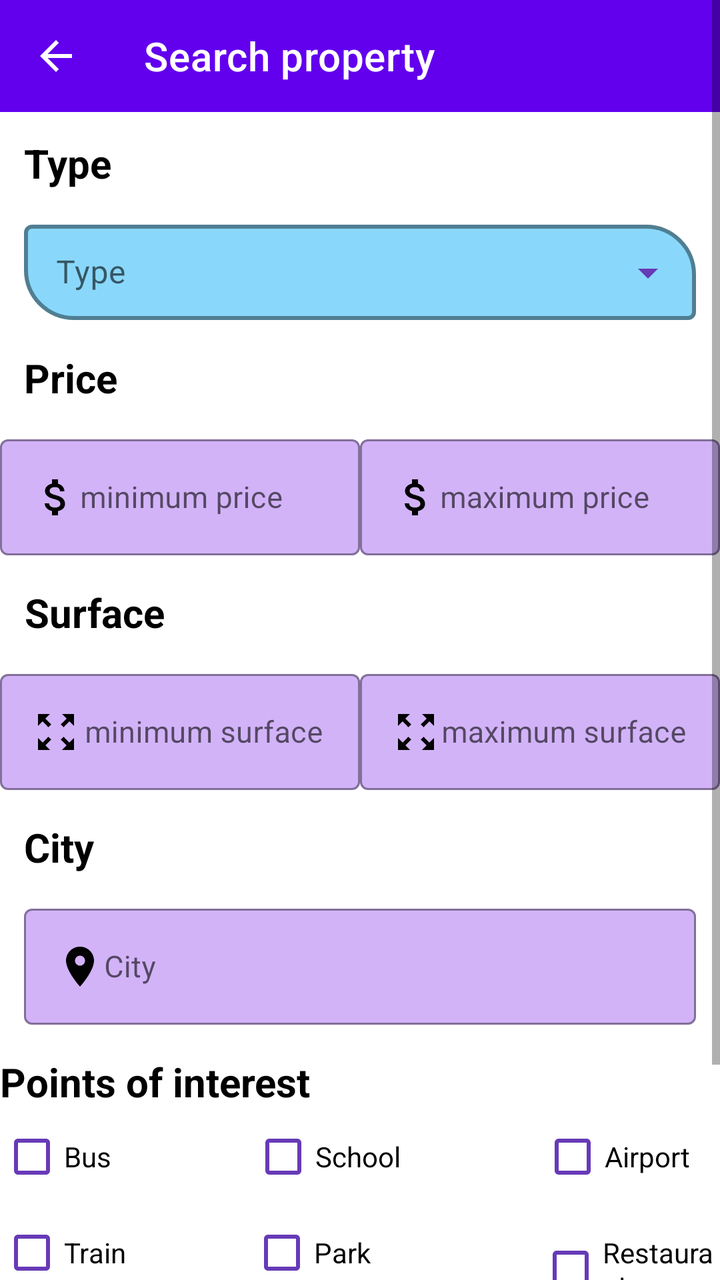
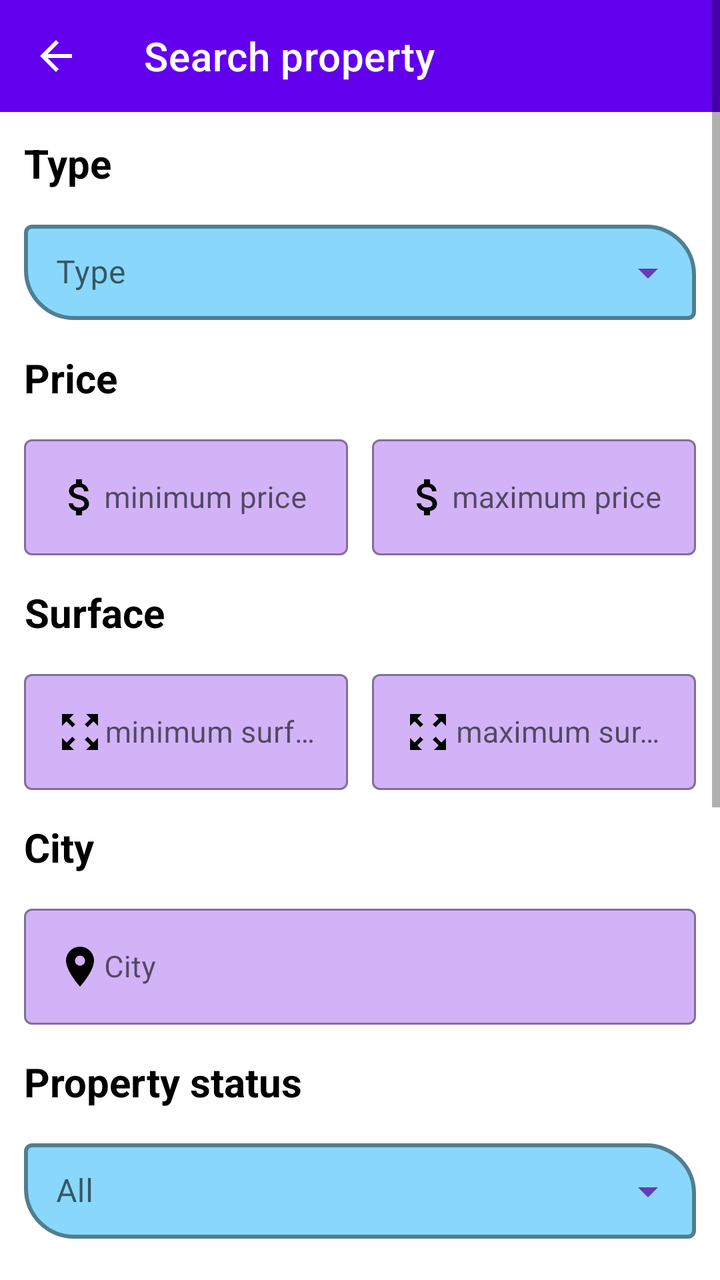

Screens rendered from an Android XML layout before and after an edit, with the pre-edit source and the edit as a unified diff.
<!-- AndroidManifest.xml: application theme Theme.RealEstateManager -->
<!-- res/layout/activity_search_property.xml -->
<?xml version="1.0" encoding="utf-8"?>
<ScrollView xmlns:android="http://schemas.android.com/apk/res/android"
    xmlns:app="http://schemas.android.com/apk/res-auto"
    xmlns:tools="http://schemas.android.com/tools"
    android:layout_width="match_parent"
    android:layout_height="match_parent"
    tools:context=".ui.search.SearchPropertyActivity">


    <androidx.constraintlayout.widget.ConstraintLayout
        android:layout_width="match_parent"
        android:layout_height="wrap_content">


        <androidx.appcompat.widget.Toolbar
            android:id="@+id/toolbar"
            android:layout_width="match_parent"
            android:layout_height="?attr/actionBarSize"
            android:background="?attr/colorPrimary"
            android:clickable="true"
            android:focusable="true"
            app:layout_constraintEnd_toEndOf="parent"
            app:layout_constraintStart_toStartOf="parent"
            app:layout_constraintTop_toTopOf="parent"
            app:navigationIcon="@drawable/back_arrow"
            app:title="Search property"
            app:titleTextColor="@color/white" />

        <TextView
            android:id="@+id/tv_type"
            android:layout_width="0dp"
            android:layout_height="wrap_content"
            android:layout_marginStart="12dp"
            android:layout_marginTop="12dp"
            android:text="@string/type"
            android:textColor="@color/black"
            android:textSize="20sp"
            android:textStyle="bold"
            app:layout_constraintEnd_toEndOf="parent"
            app:layout_constraintStart_toStartOf="parent"
            app:layout_constraintTop_toBottomOf="@id/toolbar" />

        <com.google.android.material.textfield.TextInputLayout
            android:id="@+id/proptype"
            style="@style/Widget.MaterialComponents.TextInputLayout.OutlinedBox.Dense.ExposedDropdownMenu"
            android:layout_width="match_parent"
            android:layout_height="wrap_content"
            android:layout_marginHorizontal="12dp"
            android:layout_marginTop="12dp"
            app:boxBackgroundColor="#89D8FB"
            app:boxCornerRadiusBottomStart="25dp"
            app:boxCornerRadiusTopEnd="25dp"
            app:boxStrokeColor="#0099E8"
            app:boxStrokeWidth="2dp"
            app:boxStrokeWidthFocused="3dp"
            app:endIconMode="dropdown_menu"
            app:endIconTint="#673AB7"
            app:layout_constraintTop_toBottomOf="@id/tv_type"
            app:placeholderTextColor="@color/black">

            <androidx.appcompat.widget.AppCompatAutoCompleteTextView
                android:id="@+id/type_dropdown"
                android:layout_width="match_parent"
                android:layout_height="wrap_content"
                android:hint="@string/type"
                android:inputType="text" />

        </com.google.android.material.textfield.TextInputLayout>

        <TextView
            android:id="@+id/tv_price"
            android:layout_width="wrap_content"
            android:layout_height="wrap_content"
            android:layout_marginStart="12dp"
            android:layout_marginTop="15dp"
            android:gravity="center"
            android:text="@string/price"
            android:textAlignment="center"
            android:textColor="@color/black"
            android:textSize="20sp"
            android:textStyle="bold"
            app:layout_constraintStart_toStartOf="parent"
            app:layout_constraintTop_toBottomOf="@id/proptype" />

        <com.google.android.material.textfield.TextInputLayout
            android:id="@+id/prop_price_min"
            style="@style/Widget.MaterialComponents.TextInputLayout.OutlinedBox"
            android:layout_width="wrap_content"
            android:layout_height="wrap_content"
            android:layout_marginTop="12dp"
            app:boxBackgroundColor="#D2B3F8"
            app:endIconMode="clear_text"
            app:endIconTint="#673AB7"
            app:layout_constraintEnd_toStartOf="@id/prop_price_max"
            app:layout_constraintStart_toStartOf="parent"
            app:layout_constraintTop_toBottomOf="@id/tv_price">

            <com.google.android.material.textfield.TextInputEditText
                android:id="@+id/price_min"
                android:layout_width="180dp"
                android:layout_height="wrap_content"
                android:layout_gravity="center"
                android:drawableStart="@drawable/ic_baseline_attach_money_24"
                android:hint="@string/minimum_price"

                android:textSize="15sp" />

        </com.google.android.material.textfield.TextInputLayout>

        <com.google.android.material.textfield.TextInputLayout
            android:id="@+id/prop_price_max"
            style="@style/Widget.MaterialComponents.TextInputLayout.OutlinedBox"
            android:layout_width="wrap_content"
            android:layout_height="wrap_content"

            android:layout_marginTop="12dp"
            app:boxBackgroundColor="#D2B3F8"
            app:endIconMode="clear_text"
            app:endIconTint="#673AB7"
            app:layout_constraintEnd_toEndOf="parent"
            app:layout_constraintStart_toEndOf="@id/prop_price_min"
            app:layout_constraintTop_toBottomOf="@id/tv_price">

            <com.google.android.material.textfield.TextInputEditText
                android:id="@+id/price_max"
                android:layout_width="180dp"
                android:layout_height="wrap_content"
                android:layout_gravity="center"
                android:drawableStart="@drawable/ic_baseline_attach_money_24"
                android:hint="@string/maximum_price"

                android:textSize="15sp" />

        </com.google.android.material.textfield.TextInputLayout>

        <TextView
            android:id="@+id/tv_surface"
            android:layout_width="wrap_content"
            android:layout_height="wrap_content"
            android:layout_marginStart="12dp"
            android:layout_marginTop="15dp"
            android:gravity="center"
            android:text="@string/surface"
            android:textAlignment="center"
            android:textColor="@color/black"
            android:textSize="20sp"
            android:textStyle="bold"
            app:layout_constraintStart_toStartOf="parent"
            app:layout_constraintTop_toBottomOf="@id/prop_price_min" />

        <com.google.android.material.textfield.TextInputLayout
            android:id="@+id/prop_surface_minimum"
            style="@style/Widget.MaterialComponents.TextInputLayout.OutlinedBox"
            android:layout_width="wrap_content"
            android:layout_height="wrap_content"
            android:layout_marginTop="12dp"

            app:boxBackgroundColor="#D2B3F8"
            app:endIconMode="clear_text"
            app:endIconTint="#673AB7"
            app:layout_constraintEnd_toStartOf="@id/prop_surface_maximum"
            app:layout_constraintStart_toStartOf="parent"
            app:layout_constraintTop_toBottomOf="@id/tv_surface">

            <com.google.android.material.textfield.TextInputEditText
                android:id="@+id/surface_minimum"
                android:layout_width="180dp"
                android:layout_height="wrap_content"
                android:layout_gravity="center"
                android:drawableStart="@drawable/ic_surface_2"
                android:gravity="center"
                android:hint="@string/minimum_surface"

                android:textSize="15sp" />

        </com.google.android.material.textfield.TextInputLayout>

        <com.google.android.material.textfield.TextInputLayout
            android:id="@+id/prop_surface_maximum"
            style="@style/Widget.MaterialComponents.TextInputLayout.OutlinedBox"
            android:layout_width="wrap_content"
            android:layout_height="wrap_content"
            android:layout_marginTop="12dp"

            app:boxBackgroundColor="#D2B3F8"
            app:endIconMode="clear_text"
            app:endIconTint="#673AB7"
            app:layout_constraintEnd_toEndOf="parent"
            app:layout_constraintStart_toEndOf="@id/prop_surface_minimum"
            app:layout_constraintTop_toBottomOf="@id/tv_surface">

            <com.google.android.material.textfield.TextInputEditText
                android:id="@+id/surface_maximum"
                android:layout_width="180dp"
                android:layout_height="wrap_content"
                android:layout_gravity="center"
                android:drawableStart="@drawable/ic_surface_2"
                android:gravity="center"
                android:hint="@string/maximum_surface"

                android:textSize="15sp" />

        </com.google.android.material.textfield.TextInputLayout>

        <TextView
            android:id="@+id/tv_city"
            android:layout_width="wrap_content"
            android:layout_height="wrap_content"
            android:layout_marginStart="12dp"
            android:layout_marginTop="15dp"
            android:gravity="center"
            android:text="@string/city"
            android:textAlignment="center"
            android:textColor="@color/black"
            android:textSize="20sp"
            android:textStyle="bold"
            app:layout_constraintStart_toStartOf="parent"
            app:layout_constraintTop_toBottomOf="@id/prop_surface_minimum" />

        <com.google.android.material.textfield.TextInputLayout
            android:id="@+id/title_city"
            style="@style/Widget.MaterialComponents.TextInputLayout.OutlinedBox"
            android:layout_width="match_parent"
            android:layout_height="wrap_content"
            android:layout_marginHorizontal="12dp"
            android:layout_marginTop="12dp"
            app:boxBackgroundColor="#D2B3F8"
            app:endIconMode="clear_text"
            app:endIconTint="#673AB7"
            app:layout_constraintStart_toStartOf="parent"
            app:layout_constraintTop_toBottomOf="@id/tv_city">

            <com.google.android.material.textfield.TextInputEditText
                android:id="@+id/city"
                android:layout_width="match_parent"
                android:layout_height="wrap_content"
                android:layout_gravity="center"
                android:drawableStart="@drawable/ic_baseline_location_24"
                android:hint="@string/city"
                android:textSize="15sp" />

        </com.google.android.material.textfield.TextInputLayout>

        <LinearLayout
            android:id="@+id/point_of_interest"
            android:layout_width="match_parent"
            android:layout_height="wrap_content"
            android:layout_marginTop="15dp"
            android:orientation="vertical"
            app:layout_constraintTop_toBottomOf="@+id/title_city">

            <TextView
                android:layout_width="wrap_content"
                android:layout_height="wrap_content"
                android:text="@string/points_of_interest"
                android:textColor="@color/black"
                android:textSize="20sp"
                android:textStyle="bold" />

            <LinearLayout
                android:layout_width="match_parent"
                android:layout_height="match_parent"
                android:orientation="horizontal">

                <CheckBox
                    android:id="@+id/checkbox_bus"
                    android:layout_width="wrap_content"
                    android:layout_height="wrap_content"
                    android:buttonTint="#673AB7"
                    android:text="@string/bus" />

                <CheckBox
                    android:id="@+id/checkbox_school"
                    android:layout_width="wrap_content"
                    android:layout_height="wrap_content"
                    android:layout_marginStart="70dp"
                    android:buttonTint="#673AB7"
                    android:text="@string/school" />

                <CheckBox
                    android:id="@+id/checkbox_airport"
                    android:layout_width="wrap_content"
                    android:layout_height="wrap_content"
                    android:layout_marginStart="70dp"
                    android:buttonTint="#673AB7"
                    android:text="@string/airport" />


            </LinearLayout>

            <LinearLayout
                android:layout_width="match_parent"
                android:layout_height="match_parent"
                android:orientation="horizontal">

                <CheckBox
                    android:id="@+id/checkbox_train"
                    android:layout_width="wrap_content"
                    android:layout_height="wrap_content"
                    android:buttonTint="#673AB7"
                    android:text="@string/train" />

                <CheckBox
                    android:id="@+id/checkbox_park"
                    android:layout_width="wrap_content"
                    android:layout_height="wrap_content"
                    android:layout_marginStart="62dp"
                    android:buttonTint="#673AB7"
                    android:text="@string/park" />

                <CheckBox
                    android:id="@+id/checkbox_restaurant"
                    android:layout_width="wrap_content"
                    android:layout_height="wrap_content"
                    android:layout_marginStart="84dp"
                    android:buttonTint="#673AB7"
                    android:text="@string/restaurant" />


            </LinearLayout>


        </LinearLayout>

        <Button
            android:id="@+id/validate_parameters_button"
            android:layout_width="wrap_content"
            android:layout_height="wrap_content"
            android:layout_marginTop="15dp"
            android:text="@string/search"
            app:layout_constraintEnd_toEndOf="parent"
            app:layout_constraintStart_toStartOf="parent"
            app:layout_constraintTop_toBottomOf="@+id/point_of_interest" />

        <Button
            android:id="@+id/clear_parameters_button"
            android:layout_width="wrap_content"
            android:layout_height="wrap_content"
            android:layout_marginTop="8dp"
            android:text="@string/clear"
            app:layout_constraintEnd_toEndOf="parent"
            app:layout_constraintStart_toStartOf="parent"
            app:layout_constraintTop_toBottomOf="@id/validate_parameters_button" />

    </androidx.constraintlayout.widget.ConstraintLayout>
</ScrollView>
<!-- resources referenced by this layout -->
<resources>
  <color name="black">#FF000000</color>
  <color name="white">#FFFFFFFF</color>
  <!-- drawable back_arrow (drawable) -->
  <vector android:autoMirrored="true" android:height="24dp"
      android:tint="#FFFFFF" android:viewportHeight="24"
      android:viewportWidth="24" android:width="24dp" xmlns:android="http://schemas.android.com/apk/res/android">
      <path android:fillColor="@android:color/white" android:pathData="M20,11H7.83l5.59,-5.59L12,4l-8,8 8,8 1.41,-1.41L7.83,13H20v-2z"/>
  </vector>
  <!-- drawable ic_baseline_attach_money_24 (drawable) -->
  <vector android:height="24dp" android:tint="#020202"
      android:viewportHeight="24" android:viewportWidth="24"
      android:width="24dp" xmlns:android="http://schemas.android.com/apk/res/android">
      <path android:fillColor="@android:color/white" android:pathData="M11.8,10.9c-2.27,-0.59 -3,-1.2 -3,-2.15 0,-1.09 1.01,-1.85 2.7,-1.85 1.78,0 2.44,0.85 2.5,2.1h2.21c-0.07,-1.72 -1.12,-3.3 -3.21,-3.81V3h-3v2.16c-1.94,0.42 -3.5,1.68 -3.5,3.61 0,2.31 1.91,3.46 4.7,4.13 2.5,0.6 3,1.48 3,2.41 0,0.69 -0.49,1.79 -2.7,1.79 -2.06,0 -2.87,-0.92 -2.98,-2.1h-2.2c0.12,2.19 1.76,3.42 3.68,3.83V21h3v-2.15c1.95,-0.37 3.5,-1.5 3.5,-3.55 0,-2.84 -2.43,-3.81 -4.7,-4.4z"/>
  </vector>
  <!-- drawable ic_baseline_location_24 (drawable) -->
  <vector android:height="24dp" android:tint="#020202"
      android:viewportHeight="24" android:viewportWidth="24"
      android:width="24dp" xmlns:android="http://schemas.android.com/apk/res/android">
      <path android:fillColor="@android:color/white" android:pathData="M12,2C8.13,2 5,5.13 5,9c0,5.25 7,13 7,13s7,-7.75 7,-13c0,-3.87 -3.13,-7 -7,-7zM12,11.5c-1.38,0 -2.5,-1.12 -2.5,-2.5s1.12,-2.5 2.5,-2.5 2.5,1.12 2.5,2.5 -1.12,2.5 -2.5,2.5z"/>
  </vector>
  <!-- drawable ic_surface_2 (drawable) -->
  <vector android:height="24dp" android:tint="#020202"
      android:viewportHeight="24" android:viewportWidth="24"
      android:width="24dp" xmlns:android="http://schemas.android.com/apk/res/android">
      <path android:fillColor="@android:color/white" android:pathData="M15,3l2.3,2.3l-2.89,2.87l1.42,1.42L18.7,6.7L21,9V3H15zM3,9l2.3,-2.3l2.87,2.89l1.42,-1.42L6.7,5.3L9,3H3V9zM9,21l-2.3,-2.3l2.89,-2.87l-1.42,-1.42L5.3,17.3L3,15v6H9zM21,15l-2.3,2.3l-2.87,-2.89l-1.42,1.42l2.89,2.87L15,21h6V15z"/>
  </vector>
  <string name="airport">Airport</string>
  <string name="bus">Bus</string>
  <string name="city">City</string>
  <string name="clear">Clear</string>
  <string name="maximum_price">maximum price</string>
  <string name="maximum_surface">maximum surface</string>
  <string name="minimum_price">minimum price</string>
  <string name="minimum_surface">minimum surface</string>
  <string name="park">Park</string>
  <string name="points_of_interest">Points of interest</string>
  <string name="price">Price</string>
  <string name="restaurant">Restaurant</string>
  <string name="school">School</string>
  <string name="search">Search</string>
  <string name="surface">Surface</string>
  <string name="train">Train</string>
  <string name="type">Type</string>
  <style name="Theme.RealEstateManager" parent="Theme.MaterialComponents.DayNight.NoActionBar">
          
          <item name="colorPrimary">@color/purple_500</item>
          <item name="colorPrimaryVariant">@color/purple_700</item>
          <item name="colorOnPrimary">@color/white</item>
          
          <item name="colorSecondary">@color/teal_200</item>
          <item name="colorSecondaryVariant">@color/teal_700</item>
          <item name="colorOnSecondary">@color/black</item>
          
          <item name="android:statusBarColor" tools:targetApi="l">?attr/colorPrimaryVariant</item>
          
      </style>
  <color name="purple_500">#FF6200EE</color>
  <color name="purple_700">#FF3700B3</color>
  <color name="teal_200">#FF03DAC5</color>
  <color name="teal_700">#FF018786</color>
</resources>

<!-- the commit's change to res/layout/activity_search_property.xml (unified diff, before → after) -->
@@ -6,11 +6,9 @@
     android:layout_height="match_parent"
     tools:context=".ui.search.SearchPropertyActivity">
 
-
     <androidx.constraintlayout.widget.ConstraintLayout
         android:layout_width="match_parent"
         android:layout_height="wrap_content">
-
 
         <androidx.appcompat.widget.Toolbar
             android:id="@+id/toolbar"
@@ -63,7 +61,7 @@
                 android:layout_width="match_parent"
                 android:layout_height="wrap_content"
                 android:hint="@string/type"
-                android:inputType="text" />
+                android:inputType="none" />
 
         </com.google.android.material.textfield.TextInputLayout>
 
@@ -85,9 +83,11 @@
         <com.google.android.material.textfield.TextInputLayout
             android:id="@+id/prop_price_min"
             style="@style/Widget.MaterialComponents.TextInputLayout.OutlinedBox"
-            android:layout_width="wrap_content"
-            android:layout_height="wrap_content"
-            android:layout_marginTop="12dp"
+            android:layout_width="0dp"
+            android:layout_height="wrap_content"
+            android:layout_marginStart="12dp"
+            android:layout_marginTop="12dp"
+            android:layout_marginEnd="6dp"
             app:boxBackgroundColor="#D2B3F8"
             app:endIconMode="clear_text"
             app:endIconTint="#673AB7"
@@ -97,12 +97,12 @@
 
             <com.google.android.material.textfield.TextInputEditText
                 android:id="@+id/price_min"
-                android:layout_width="180dp"
+                android:layout_width="match_parent"
                 android:layout_height="wrap_content"
                 android:layout_gravity="center"
                 android:drawableStart="@drawable/ic_baseline_attach_money_24"
                 android:hint="@string/minimum_price"
-
+                android:inputType="number"
                 android:textSize="15sp" />
 
         </com.google.android.material.textfield.TextInputLayout>
@@ -110,10 +110,11 @@
         <com.google.android.material.textfield.TextInputLayout
             android:id="@+id/prop_price_max"
             style="@style/Widget.MaterialComponents.TextInputLayout.OutlinedBox"
-            android:layout_width="wrap_content"
-            android:layout_height="wrap_content"
-
-            android:layout_marginTop="12dp"
+            android:layout_width="0dp"
+            android:layout_height="wrap_content"
+            android:layout_marginStart="6dp"
+            android:layout_marginTop="12dp"
+            android:layout_marginEnd="12dp"
             app:boxBackgroundColor="#D2B3F8"
             app:endIconMode="clear_text"
             app:endIconTint="#673AB7"
@@ -123,12 +124,12 @@
 
             <com.google.android.material.textfield.TextInputEditText
                 android:id="@+id/price_max"
-                android:layout_width="180dp"
+                android:layout_width="match_parent"
                 android:layout_height="wrap_content"
                 android:layout_gravity="center"
                 android:drawableStart="@drawable/ic_baseline_attach_money_24"
                 android:hint="@string/maximum_price"
-
+                android:inputType="number"
                 android:textSize="15sp" />
 
         </com.google.android.material.textfield.TextInputLayout>
@@ -151,10 +152,11 @@
         <com.google.android.material.textfield.TextInputLayout
             android:id="@+id/prop_surface_minimum"
             style="@style/Widget.MaterialComponents.TextInputLayout.OutlinedBox"
-            android:layout_width="wrap_content"
-            android:layout_height="wrap_content"
-            android:layout_marginTop="12dp"
-
+            android:layout_width="0dp"
+            android:layout_height="wrap_content"
+            android:layout_marginStart="12dp"
+            android:layout_marginTop="12dp"
+            android:layout_marginEnd="6dp"
             app:boxBackgroundColor="#D2B3F8"
             app:endIconMode="clear_text"
             app:endIconTint="#673AB7"
@@ -164,13 +166,13 @@
 
             <com.google.android.material.textfield.TextInputEditText
                 android:id="@+id/surface_minimum"
-                android:layout_width="180dp"
+                android:layout_width="match_parent"
                 android:layout_height="wrap_content"
                 android:layout_gravity="center"
                 android:drawableStart="@drawable/ic_surface_2"
                 android:gravity="center"
                 android:hint="@string/minimum_surface"
-
+                android:inputType="number"
                 android:textSize="15sp" />
 
         </com.google.android.material.textfield.TextInputLayout>
@@ -178,10 +180,11 @@
         <com.google.android.material.textfield.TextInputLayout
             android:id="@+id/prop_surface_maximum"
             style="@style/Widget.MaterialComponents.TextInputLayout.OutlinedBox"
-            android:layout_width="wrap_content"
-            android:layout_height="wrap_content"
-            android:layout_marginTop="12dp"
-
+            android:layout_width="0dp"
+            android:layout_height="wrap_content"
+            android:layout_marginStart="6dp"
+            android:layout_marginTop="12dp"
+            android:layout_marginEnd="12dp"
             app:boxBackgroundColor="#D2B3F8"
             app:endIconMode="clear_text"
             app:endIconTint="#673AB7"
@@ -191,13 +194,13 @@
 
             <com.google.android.material.textfield.TextInputEditText
                 android:id="@+id/surface_maximum"
-                android:layout_width="180dp"
+                android:layout_width="match_parent"
                 android:layout_height="wrap_content"
                 android:layout_gravity="center"
                 android:drawableStart="@drawable/ic_surface_2"
                 android:gravity="center"
                 android:hint="@string/maximum_surface"
-
+                android:inputType="number"
                 android:textSize="15sp" />
 
         </com.google.android.material.textfield.TextInputLayout>
@@ -237,6 +240,85 @@
                 android:layout_gravity="center"
                 android:drawableStart="@drawable/ic_baseline_location_24"
                 android:hint="@string/city"
+                android:inputType="textCapWords"
+                android:textSize="15sp" />
+
+        </com.google.android.material.textfield.TextInputLayout>
+
+        <TextView
+            android:id="@+id/tv_status"
+            android:layout_width="0dp"
+            android:layout_height="wrap_content"
+            android:layout_marginStart="12dp"
+            android:layout_marginTop="15dp"
+            android:text="Property status"
+            android:textColor="@color/black"
+            android:textSize="20sp"
+            android:textStyle="bold"
+            app:layout_constraintEnd_toEndOf="parent"
+            app:layout_constraintStart_toStartOf="parent"
+            app:layout_constraintTop_toBottomOf="@id/title_city" />
+
+        <com.google.android.material.textfield.TextInputLayout
+            android:id="@+id/prop_sold_status"
+            style="@style/Widget.MaterialComponents.TextInputLayout.OutlinedBox.Dense.ExposedDropdownMenu"
+            android:layout_width="match_parent"
+            android:layout_height="wrap_content"
+            android:layout_marginHorizontal="12dp"
+            android:layout_marginTop="12dp"
+            app:boxBackgroundColor="#89D8FB"
+            app:boxCornerRadiusBottomStart="25dp"
+            app:boxCornerRadiusTopEnd="25dp"
+            app:boxStrokeColor="#0099E8"
+            app:boxStrokeWidth="2dp"
+            app:boxStrokeWidthFocused="3dp"
+            app:endIconMode="dropdown_menu"
+            app:endIconTint="#673AB7"
+            app:layout_constraintTop_toBottomOf="@id/tv_status"
+            app:placeholderTextColor="@color/black">
+
+            <androidx.appcompat.widget.AppCompatAutoCompleteTextView
+                android:id="@+id/sold_status_dropdown"
+                android:layout_width="match_parent"
+                android:layout_height="wrap_content"
+                android:hint="All"
+                android:inputType="none" />
+
+        </com.google.android.material.textfield.TextInputLayout>
+
+        <TextView
+            android:id="@+id/tv_minimum_photos"
+            android:layout_width="0dp"
+            android:layout_height="wrap_content"
+            android:layout_marginStart="12dp"
+            android:layout_marginTop="15dp"
+            android:text="Minimum photos"
+            android:textColor="@color/black"
+            android:textSize="20sp"
+            android:textStyle="bold"
+            app:layout_constraintEnd_toEndOf="parent"
+            app:layout_constraintStart_toStartOf="parent"
+            app:layout_constraintTop_toBottomOf="@id/prop_sold_status" />
+
+        <com.google.android.material.textfield.TextInputLayout
+            android:id="@+id/prop_minimum_photos"
+            style="@style/Widget.MaterialComponents.TextInputLayout.OutlinedBox"
+            android:layout_width="match_parent"
+            android:layout_height="wrap_content"
+            android:layout_marginHorizontal="12dp"
+            android:layout_marginTop="12dp"
+            app:boxBackgroundColor="#D2B3F8"
+            app:endIconMode="clear_text"
+            app:endIconTint="#673AB7"
+            app:layout_constraintStart_toStartOf="parent"
+            app:layout_constraintTop_toBottomOf="@id/tv_minimum_photos">
+
+            <com.google.android.material.textfield.TextInputEditText
+                android:id="@+id/minimum_photos"
+                android:layout_width="match_parent"
+                android:layout_height="wrap_content"
+                android:hint="Minimum photos"
+                android:inputType="number"
                 android:textSize="15sp" />
 
         </com.google.android.material.textfield.TextInputLayout>
@@ -245,9 +327,11 @@
             android:id="@+id/point_of_interest"
             android:layout_width="match_parent"
             android:layout_height="wrap_content"
-            android:layout_marginTop="15dp"
+            android:layout_marginStart="12dp"
+            android:layout_marginTop="15dp"
+            android:layout_marginEnd="12dp"
             android:orientation="vertical"
-            app:layout_constraintTop_toBottomOf="@+id/title_city">
+            app:layout_constraintTop_toBottomOf="@id/prop_minimum_photos">
 
             <TextView
                 android:layout_width="wrap_content"
@@ -259,66 +343,65 @@
 
             <LinearLayout
                 android:layout_width="match_parent"
-                android:layout_height="match_parent"
+                android:layout_height="wrap_content"
                 android:orientation="horizontal">
 
                 <CheckBox
                     android:id="@+id/checkbox_bus"
-                    android:layout_width="wrap_content"
-                    android:layout_height="wrap_content"
+                    android:layout_width="0dp"
+                    android:layout_height="wrap_content"
+                    android:layout_weight="1"
                     android:buttonTint="#673AB7"
                     android:text="@string/bus" />
 
                 <CheckBox
                     android:id="@+id/checkbox_school"
-                    android:layout_width="wrap_content"
-                    android:layout_height="wrap_content"
-                    android:layout_marginStart="70dp"
+                    android:layout_width="0dp"
+                    android:layout_height="wrap_content"
+                    android:layout_weight="1"
                     android:buttonTint="#673AB7"
                     android:text="@string/school" />
 
                 <CheckBox
                     android:id="@+id/checkbox_airport"
-                    android:layout_width="wrap_content"
-                    android:layout_height="wrap_content"
-                    android:layout_marginStart="70dp"
+                    android:layout_width="0dp"
+                    android:layout_height="wrap_content"
+                    android:layout_weight="1"
                     android:buttonTint="#673AB7"
                     android:text="@string/airport" />
 
-
             </LinearLayout>
 
             <LinearLayout
                 android:layout_width="match_parent"
-                android:layout_height="match_parent"
+                android:layout_height="wrap_content"
                 android:orientation="horizontal">
 
                 <CheckBox
                     android:id="@+id/checkbox_train"
-                    android:layout_width="wrap_content"
-                    android:layout_height="wrap_content"
+                    android:layout_width="0dp"
+                    android:layout_height="wrap_content"
+                    android:layout_weight="1"
                     android:buttonTint="#673AB7"
                     android:text="@string/train" />
 
                 <CheckBox
                     android:id="@+id/checkbox_park"
-                    android:layout_width="wrap_content"
-                    android:layout_height="wrap_content"
-                    android:layout_marginStart="62dp"
+                    android:layout_width="0dp"
+                    android:layout_height="wrap_content"
+                    android:layout_weight="1"
                     android:buttonTint="#673AB7"
                     android:text="@string/park" />
 
                 <CheckBox
                     android:id="@+id/checkbox_restaurant"
-                    android:layout_width="wrap_content"
-                    android:layout_height="wrap_content"
-                    android:layout_marginStart="84dp"
+                    android:layout_width="0dp"
+                    android:layout_height="wrap_content"
+                    android:layout_weight="1"
                     android:buttonTint="#673AB7"
                     android:text="@string/restaurant" />
 
-
             </LinearLayout>
-
 
         </LinearLayout>
 
@@ -330,14 +413,16 @@
             android:text="@string/search"
             app:layout_constraintEnd_toEndOf="parent"
             app:layout_constraintStart_toStartOf="parent"
-            app:layout_constraintTop_toBottomOf="@+id/point_of_interest" />
+            app:layout_constraintTop_toBottomOf="@id/point_of_interest" />
 
         <Button
             android:id="@+id/clear_parameters_button"
             android:layout_width="wrap_content"
             android:layout_height="wrap_content"
             android:layout_marginTop="8dp"
+            android:layout_marginBottom="24dp"
             android:text="@string/clear"
+            app:layout_constraintBottom_toBottomOf="parent"
             app:layout_constraintEnd_toEndOf="parent"
             app:layout_constraintStart_toStartOf="parent"
             app:layout_constraintTop_toBottomOf="@id/validate_parameters_button" />
